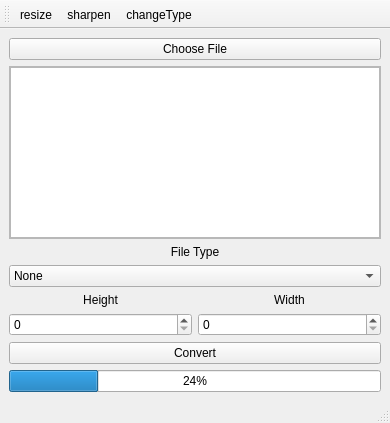
ericmullally/pic_optimzer, file Main_window.ui: the form before one commit.
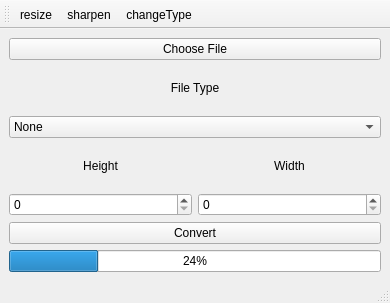
The form after the commit. Icons and pictures are not drawn.

Patch:
```diff
--- a/Main_window.ui
+++ b/Main_window.ui
@@ -7,7 +7,7 @@
     <x>0</x>
     <y>0</y>
     <width>390</width>
-    <height>423</height>
+    <height>303</height>
    </rect>
   </property>
   <property name="windowTitle">
@@ -15,7 +15,7 @@
   </property>
   <widget class="QWidget" name="centralwidget">
    <layout class="QGridLayout" name="gridLayout">
-    <item row="3" column="0" colspan="2">
+    <item row="2" column="0" colspan="2">
      <widget class="QLabel" name="label_4">
       <property name="text">
        <string>File Type</string>
@@ -25,14 +25,14 @@
       </property>
      </widget>
     </item>
-    <item row="7" column="0" colspan="2">
+    <item row="6" column="0" colspan="2">
      <widget class="QPushButton" name="convert_btn">
       <property name="text">
        <string>Convert</string>
       </property>
      </widget>
     </item>
-    <item row="5" column="1">
+    <item row="4" column="1">
      <widget class="QLabel" name="label_2">
       <property name="text">
        <string>Width</string>
@@ -42,7 +42,35 @@
       </property>
      </widget>
     </item>
+    <item row="1" column="0" colspan="2">
+     <widget class="QPushButton" name="choose_file_button">
+      <property name="text">
+       <string>Choose File</string>
+      </property>
+     </widget>
+    </item>
     <item row="5" column="0">
+     <widget class="QSpinBox" name="heightInput">
+      <property name="maximum">
+       <number>9999</number>
+      </property>
+     </widget>
+    </item>
+    <item row="7" column="0" colspan="2">
+     <widget class="QProgressBar" name="progressBar">
+      <property name="value">
+       <number>24</number>
+      </property>
+     </widget>
+    </item>
+    <item row="5" column="1">
+     <widget class="QSpinBox" name="widthInput">
+      <property name="maximum">
+       <number>9999</number>
+      </property>
+     </widget>
+    </item>
+    <item row="4" column="0">
      <widget class="QLabel" name="label">
       <property name="text">
        <string>Height</string>
@@ -52,7 +80,7 @@
       </property>
      </widget>
     </item>
-    <item row="4" column="0" colspan="2">
+    <item row="3" column="0" colspan="2">
      <widget class="QComboBox" name="fileTypeSelector">
       <property name="layoutDirection">
        <enum>Qt::LeftToRight</enum>
@@ -94,81 +122,6 @@
       </item>
      </widget>
     </item>
-    <item row="2" column="0" colspan="2">
-     <widget class="QScrollArea" name="scrollArea">
-      <property name="styleSheet">
-       <string notr="true"/>
-      </property>
-      <property name="widgetResizable">
-       <bool>true</bool>
-      </property>
-      <widget class="QWidget" name="scrollAreaWidgetContents">
-       <property name="geometry">
-        <rect>
-         <x>0</x>
-         <y>0</y>
-         <width>370</width>
-         <height>120</height>
-        </rect>
-       </property>
-       <property name="styleSheet">
-        <string notr="true"/>
-       </property>
-       <layout class="QHBoxLayout" name="horizontalLayout">
-        <property name="leftMargin">
-         <number>0</number>
-        </property>
-        <property name="topMargin">
-         <number>0</number>
-        </property>
-        <property name="rightMargin">
-         <number>0</number>
-        </property>
-        <property name="bottomMargin">
-         <number>0</number>
-        </property>
-        <item>
-         <widget class="QListView" name="fileWindow">
-          <property name="dragEnabled">
-           <bool>true</bool>
-          </property>
-          <property name="dragDropMode">
-           <enum>QAbstractItemView::DragDrop</enum>
-          </property>
-         </widget>
-        </item>
-       </layout>
-      </widget>
-     </widget>
-    </item>
-    <item row="1" column="0" colspan="2">
-     <widget class="QPushButton" name="choose_file_button">
-      <property name="text">
-       <string>Choose File</string>
-      </property>
-     </widget>
-    </item>
-    <item row="8" column="0" colspan="2">
-     <widget class="QProgressBar" name="progressBar">
-      <property name="value">
-       <number>24</number>
-      </property>
-     </widget>
-    </item>
-    <item row="6" column="0">
-     <widget class="QSpinBox" name="heightInput">
-      <property name="maximum">
-       <number>9999</number>
-      </property>
-     </widget>
-    </item>
-    <item row="6" column="1">
-     <widget class="QSpinBox" name="widthInput">
-      <property name="maximum">
-       <number>9999</number>
-      </property>
-     </widget>
-    </item>
    </layout>
   </widget>
   <widget class="QMenuBar" name="menubar">
```
